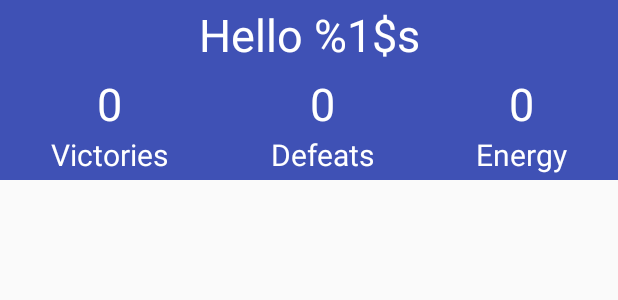
After one commit to ltouroumov/rockpaperspam-client, an Android app: the layout fragment_lobby_header.xml on its own in the app's theme, with its tools: preview values and no code run, on a phone screen of 412 x 824 dp. The commit adds this screen. Shown: the top 300 px of the screen. Run offline under Robolectric (Android 15) with nearby library versions, the phone set to English and light mode, and no system bars.

Commit message:
Stats Display + Energy Handling

```diff
--- a/app/src/main/AndroidManifest.xml
+++ b/app/src/main/AndroidManifest.xml
@@ -13,6 +13,9 @@
             android:label="@string/app_name"
             android:supportsRtl="true"
             android:theme="@style/AppTheme">
+
+        <meta-data android:name="com.google.android.gms.version" android:value="@integer/google_play_services_version" />
+
         <activity android:name=".activity.Startup">
             <intent-filter>
                 <action android:name="android.intent.action.MAIN"/>
--- a/app/src/main/java/com/securingapps/rps/activity/LobbyActivity.java
+++ b/app/src/main/java/com/securingapps/rps/activity/LobbyActivity.java
@@ -39,7 +39,6 @@ public class LobbyActivity extends AppCompatActivity implements ChallengesFragme
      * The {@link ViewPager} that will host the section contents.
      */
     private ViewPager mViewPager;
-    private TextView playerName;
 
     public LobbyActivity() {
     }
@@ -56,9 +55,6 @@ public class LobbyActivity extends AppCompatActivity implements ChallengesFragme
         // Set up the ViewPager with the sections adapter.
         mViewPager = (ViewPager) findViewById(R.id.container);
         mViewPager.setAdapter(mSectionsPagerAdapter);
-
-        playerName = (TextView) findViewById(R.id.playerName);
-        playerName.setText(getString(R.string.hello, ContactService.getInstance().getProfile().getName()));
 
         TabLayout tabLayout = (TabLayout) findViewById(R.id.tabs);
         tabLayout.setupWithViewPager(mViewPager);
--- a/app/src/main/res/layout/fragment_challenges.xml
+++ b/app/src/main/res/layout/fragment_challenges.xml
@@ -1,7 +1,8 @@
-<FrameLayout xmlns:android="http://schemas.android.com/apk/res/android"
+<android.support.v4.widget.SwipeRefreshLayout xmlns:android="http://schemas.android.com/apk/res/android"
              xmlns:tools="http://schemas.android.com/tools"
              android:layout_width="match_parent"
              android:layout_height="match_parent"
+                                              android:id="@+id/refreshLayout"
              tools:context="com.securingapps.rps.activity.ChallengesFragment">
 
     <ListView
@@ -9,4 +10,4 @@
             android:layout_height="match_parent"
             android:id="@+id/challenges" tools:listitem="@layout/challenge_cell"/>
 
-</FrameLayout>
+</android.support.v4.widget.SwipeRefreshLayout>
--- /dev/null
+++ b/app/src/main/res/layout/fragment_lobby_header.xml
@@ -0,0 +1,77 @@
+<GridLayout xmlns:android="http://schemas.android.com/apk/res/android"
+            xmlns:tools="http://schemas.android.com/tools"
+            android:layout_width="match_parent"
+            android:rowCount="2"
+            android:columnCount="3"
+            android:background="@color/colorPrimary"
+            tools:context="com.securingapps.rps.activity.LobbyHeaderFragment" android:layout_height="120dp">
+
+    <LinearLayout
+            android:orientation="vertical"
+            android:layout_column="0"
+            android:layout_row="0"
+            android:layout_columnSpan="3"
+            android:gravity="center"
+            android:layout_rowWeight="1"
+            android:layout_gravity="fill">
+        <TextView
+                android:text="@string/hello"
+                android:layout_width="match_parent"
+                android:layout_height="wrap_content" android:id="@+id/playerName" android:gravity="center"
+                style="@style/counterValue"/>
+    </LinearLayout>
+    <LinearLayout
+            android:orientation="vertical"
+            android:layout_column="0"
+            android:layout_row="1"
+            android:layout_columnWeight="1"
+            android:gravity="center"
+            android:layout_gravity="fill"
+            android:layout_rowWeight="1">
+        <TextView
+                android:text="0"
+                android:layout_width="match_parent"
+                android:layout_height="wrap_content" android:id="@+id/counterVictories" android:gravity="center"
+                style="@style/counterValue"/>
+        <TextView
+                android:text="Victories"
+                android:layout_width="match_parent"
+                android:layout_height="wrap_content" android:gravity="center" style="@style/counterLabel"/>
+    </LinearLayout>
+    <LinearLayout
+            android:orientation="vertical"
+            android:layout_column="1"
+            android:layout_row="1"
+            android:layout_columnWeight="1"
+            android:gravity="center"
+            android:layout_gravity="fill"
+            android:layout_rowWeight="1">
+        <TextView
+                android:text="0"
+                android:layout_width="match_parent"
+                android:layout_height="wrap_content" android:id="@+id/counterDefeats" android:gravity="center"
+                style="@style/counterValue"/>
+        <TextView
+                android:text="Defeats"
+                android:layout_width="match_parent"
+                android:layout_height="wrap_content" android:gravity="center" style="@style/counterLabel"/>
+    </LinearLayout>
+    <LinearLayout
+            android:orientation="vertical"
+            android:layout_column="2"
+            android:layout_row="1"
+            android:layout_columnWeight="1"
+            android:gravity="center"
+            android:layout_gravity="fill"
+            android:layout_rowWeight="1">
+        <TextView
+                android:text="0"
+                android:layout_width="match_parent"
+                android:layout_height="wrap_content" android:id="@+id/energyValue" android:gravity="center"
+                style="@style/counterValue"/>
+        <TextView
+                android:text="Energy"
+                android:layout_width="match_parent"
+                android:layout_height="wrap_content" android:gravity="center" style="@style/counterLabel"/>
+    </LinearLayout>
+</GridLayout>
```
Also changed, not shown: app/build.gradle (+7 -6 lines), app/src/main/java/com/securingapps/rps/activity/ChallengesFragment.java (+19 -1 lines), app/src/main/java/com/securingapps/rps/activity/LobbyHeaderFragment.java (added, +131 -0 lines), app/src/main/java/com/securingapps/rps/activity/PlayRoundActivity.java (+34 -4 lines), app/src/main/java/com/securingapps/rps/activity/RegisterActivity.java (+8 -4 lines), app/src/main/java/com/securingapps/rps/data/ApiProxy.java (+17 -14 lines), app/src/main/java/com/securingapps/rps/data/Challenge.java (+7 -1 lines), app/src/main/java/com/securingapps/rps/data/DeviceData.java (+12 -1 lines), app/src/main/res/layout/content_lobby.xml (+10 -55 lines).
